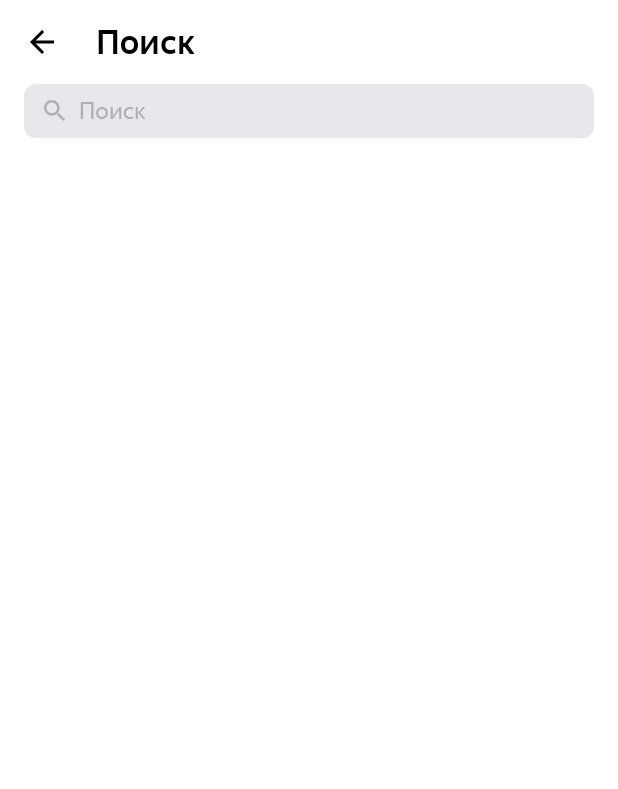
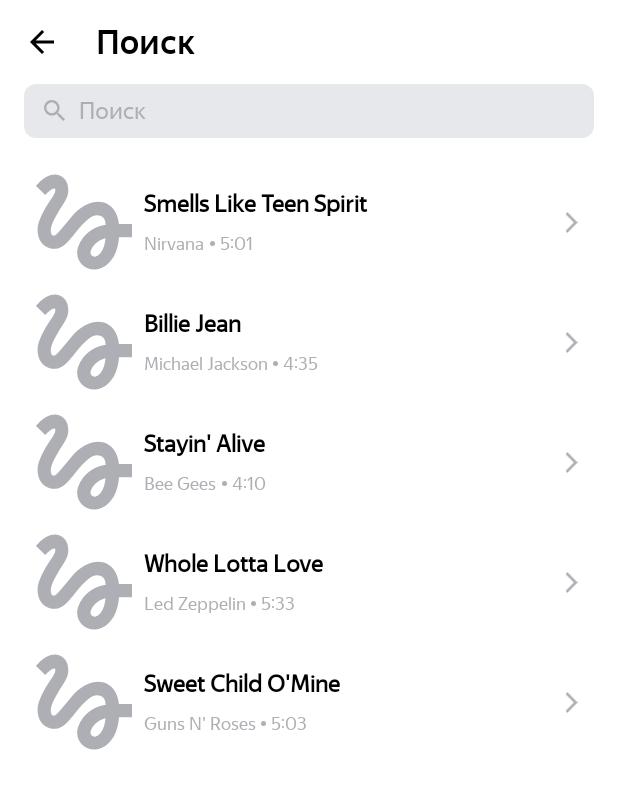
Before and after one commit to EfiR4ik/PlaylistMaker2, an Android app: the SearchActivity screen opened directly, with no data from a screen before it, on a phone screen of 412 x 824 dp. Shown: the top 789 px of the screen. Run offline under Robolectric (Android 15) with nearby library versions, the phone set to English and light mode, and no system bars; pictures from the network do not load.

Commit message:
Added recycler view at search activity (ex11)

```diff
--- a/app/build.gradle.kts
+++ b/app/build.gradle.kts
@@ -36,7 +36,7 @@ android {
 }
 
 dependencies {
-
+    implementation(libs.glide)
     implementation(libs.androidx.core.ktx)
     implementation(libs.androidx.appcompat)
     implementation(libs.material)
--- a/app/src/main/AndroidManifest.xml
+++ b/app/src/main/AndroidManifest.xml
@@ -1,6 +1,8 @@
 <?xml version="1.0" encoding="utf-8"?>
 <manifest xmlns:android="http://schemas.android.com/apk/res/android"
     xmlns:tools="http://schemas.android.com/tools">
+
+    <uses-permission android:name="android.permission.INTERNET" />
 
     <queries>
         <intent>
--- a/app/src/main/java/com/example/playlistmaker/SearchActivity.kt
+++ b/app/src/main/java/com/example/playlistmaker/SearchActivity.kt
@@ -6,6 +6,7 @@ import android.text.TextWatcher
 import android.widget.EditText
 import android.widget.ImageView
 import androidx.appcompat.app.AppCompatActivity
+import androidx.recyclerview.widget.RecyclerView
 
 
 class SearchActivity : AppCompatActivity() {
@@ -40,7 +41,7 @@ class SearchActivity : AppCompatActivity() {
             }
 
             override fun afterTextChanged(s: Editable?) {
-                searchQuery = s.toString() // Сохраняем текст в переменную
+                searchQuery = s.toString()
             }
         }
         searchEditText.addTextChangedListener(searchLineTextWatcher)
@@ -55,6 +56,19 @@ class SearchActivity : AppCompatActivity() {
             searchQuery = savedInstanceState.getString("searchQuery")
             searchEditText.setText(searchQuery)
         }
+
+        val tracks = listOf(
+            Track(1, "Smells Like Teen Spirit", "Nirvana", "5:01", "https://is5-ssl.mzstatic.com/image/thumb/Music115/v4/7b/58/c2/7b58c21a-2b51-2bb2-e59a-9bb9b96ad8c3/00602567924166.rgb.jpg/100x100bb.jpg"),
+            Track(2, "Billie Jean", "Michael Jackson", "4:35", "https://is5-ssl.mzstatic.com/image/thumb/Music125/v4/3d/9d/38/3d9d3811-71f0-3a0e-1ada-3004e56ff852/827969428726.jpg/100x100bb.jpg"),
+            Track(3, "Stayin' Alive", "Bee Gees", "4:10", "https://is4-ssl.mzstatic.com/image/thumb/Music115/v4/1f/80/1f/1f801fc1-8c0f-ea3e-d3e5-387c6619619e/16UMGIM86640.rgb.jpg/100x100bb.jpg"),
+            Track(4, "Whole Lotta Love", "Led Zeppelin", "5:33", "https://is2-ssl.mzstatic.com/image/thumb/Music62/v4/7e/17/e3/7e17e33f-2efa-2a36-e916-7f808576cf6b/mzm.fyigqcbs.jpg/100x100bb.jpg"),
+            Track(5, "Sweet Child O'Mine", "Guns N' Roses", "5:03", "https://is5-ssl.mzstatic.com/image/thumb/Music125/v4/a0/4d/c4/a04dc484-03cc-02aa-fa82-5334fcb4bc16/18UMGIM24878.rgb.jpg/100x100bb.jpg")
+        )
+
+        val recyclerView = findViewById<RecyclerView>(R.id.recyclerView)
+        val tracksAdapter = TracksAdapter(tracks)
+        recyclerView.adapter = tracksAdapter
+
     }
 
     override fun onSaveInstanceState(outState: Bundle) {
@@ -62,7 +76,6 @@ class SearchActivity : AppCompatActivity() {
         outState.putString("searchQuery", searchQuery)
     }
 
-
     override fun onRestoreInstanceState(savedInstanceState: Bundle) {
         super.onRestoreInstanceState(savedInstanceState)
         searchQuery = savedInstanceState.getString("searchQuery")
--- /dev/null
+++ b/app/src/main/java/com/example/playlistmaker/Track.kt
@@ -0,0 +1,9 @@
+package com.example.playlistmaker
+
+data class Track (
+    val trackId: Int,
+    val trackName: String,
+    val artistName: String,
+    val trackTime: String,
+    val artworkUrl100: String
+)
--- /dev/null
+++ b/app/src/main/java/com/example/playlistmaker/TrackViewHolder.kt
@@ -0,0 +1,29 @@
+package com.example.playlistmaker
+import android.view.View
+import android.widget.ImageView
+import android.widget.TextView
+import androidx.recyclerview.widget.RecyclerView
+import com.bumptech.glide.Glide
+import com.bumptech.glide.load.resource.bitmap.RoundedCorners
+
+class TrackViewHolder(itemView: View): RecyclerView.ViewHolder(itemView) {
+
+    private val trackTitle: TextView = itemView.findViewById(R.id.track_name)
+    private val trackArtist: TextView = itemView.findViewById(R.id.track_author)
+    private val trackDuration: TextView = itemView.findViewById(R.id.track_time)
+    private val trackImage: ImageView = itemView.findViewById(R.id.track_cover)
+
+    fun bind(track: Track) {
+        trackTitle.text = track.trackName
+        trackArtist.text = track.artistName
+        trackDuration.text = track.trackTime
+
+        Glide.with(itemView.context)
+            .load(track.artworkUrl100)
+            .placeholder(R.drawable.track_cover_placeholder)
+            .centerCrop()
+            .transform(RoundedCorners(10))
+            .into(trackImage)
+    }
+
+}
--- /dev/null
+++ b/app/src/main/java/com/example/playlistmaker/TracksAdapter.kt
@@ -0,0 +1,21 @@
+package com.example.playlistmaker
+
+import android.view.LayoutInflater
+import android.view.ViewGroup
+import androidx.recyclerview.widget.RecyclerView
+
+class TracksAdapter(private val tracks: List<Track>) : RecyclerView.Adapter<TrackViewHolder> () {
+
+    override fun onCreateViewHolder(parent: ViewGroup, viewType: Int): TrackViewHolder {
+        val view = LayoutInflater.from(parent.context).inflate(R.layout.track_view, parent, false)
+        return TrackViewHolder(view)
+    }
+
+    override fun onBindViewHolder(holder: TrackViewHolder, position: Int) {
+        holder.bind(tracks[position])
+    }
+
+    override fun getItemCount(): Int {
+        return tracks.size
+    }
+}
--- /dev/null
+++ b/app/src/main/res/drawable/circle_separator.xml
@@ -0,0 +1,7 @@
+<?xml version="1.0" encoding="utf-8"?>
+<shape xmlns:android="http://schemas.android.com/apk/res/android"
+    android:shape="oval"
+    android:height="3dp"
+    android:width="3dp">
+    <solid android:color="@color/gray"/>
+</shape>
--- /dev/null
+++ b/app/src/main/res/drawable/track_cover_placeholder.xml
@@ -0,0 +1,5 @@
+<vector xmlns:android="http://schemas.android.com/apk/res/android" android:height="64dp" android:viewportHeight="512" android:viewportWidth="512" android:width="64dp" android:tint="?attr/colorOnSecondaryFixed">
+
+    <path android:fillColor="#1D1D1D" android:fillType="evenOdd" android:pathData="M49.34,112.21c19.74,-20.02 39.48,-38.05 48.21,-34.39c14.1,5.64 0,29.05 -8.45,42.87C82.05,132.53 8.45,230.35 8.45,298.58c0,36.1 13.55,65.97 37.78,84c21.15,15.8 49.06,20.59 74.45,13c30.15,-8.76 54.98,-39.48 86.26,-78.11c34.11,-42.02 79.79,-97 115.03,-97c45.95,0 46.53,28.5 49.61,50.47C265.03,289 219.9,374.43 219.9,422.34c0,47.93 40.61,87.11 90.5,87.11c45.95,0 120.95,-37.47 132.24,-171.97H512V267h-69.63c-4.24,-46.53 -30.75,-118.42 -113.63,-118.42c-63.44,0 -117.84,53.85 -139.29,80.07c-16.35,20.59 -58.07,69.93 -64.56,76.71c-7.05,8.45 -19.16,23.68 -31.28,23.68c-12.69,0 -20.32,-23.4 -10.16,-54.13c9.86,-30.73 39.48,-80.64 52.15,-99.26c22,-32.13 36.67,-54.13 36.67,-92.46c0,-61.18 -46.26,-80.64 -70.79,-80.64c-37.2,0 -69.63,28.19 -76.68,35.24C14.67,47.95 6.19,56.4 0,64L49.34,112.21zM311.26,440.95c-8.73,0 -20.87,-7.32 -20.87,-20.29c0,-16.93 20.59,-62.03 80.92,-77.81C362.85,418.68 331,440.95 311.26,440.95z"/>
+
+</vector>
--- a/app/src/main/res/layout/activity_search.xml
+++ b/app/src/main/res/layout/activity_search.xml
@@ -3,6 +3,7 @@
 <!-- ROOT CONTAINER -->
 <LinearLayout xmlns:android="http://schemas.android.com/apk/res/android"
     xmlns:app="http://schemas.android.com/apk/res-auto"
+    xmlns:tools="http://schemas.android.com/tools"
     style="@style/basicRootContainer"
     android:background="?attr/colorSecondary"
     android:orientation="vertical">
@@ -40,7 +41,7 @@
     </LinearLayout>
 
     <!-- SEARCH LINE -->
-    <LinearLayout
+    <FrameLayout
         android:layout_width="match_parent"
         android:layout_height="wrap_content"
         android:orientation="horizontal"
@@ -49,36 +50,48 @@
         <EditText
             android:id="@+id/search_edit_text"
             style="@style/Widget.AppCompat.EditText"
-            android:layout_width="0dp"
+            android:layout_width="match_parent"
             android:layout_height="36dp"
-            android:layout_weight="1"
-            android:inputType="text"
-            android:hint="@string/search_placeholder"
-            android:lines="1"
-            android:maxLength="25"
+            android:background="@drawable/search_line_background"
             android:backgroundTint="@color/light_gray"
             android:drawableStart="@drawable/icon_search_line"
-            android:textCursorDrawable="@drawable/search_cursor"
             android:drawablePadding="9dp"
             android:drawableTint="?attr/colorTertiary"
-            android:background="@drawable/search_line_background"
+            android:fontFamily="@font/yandex_sans_display_regular"
+            android:hint="@string/search_placeholder"
+            android:inputType="text"
+            android:lines="1"
+            android:maxLength="30"
             android:paddingStart="13dp"
+            android:textColor="?attr/colorPrimaryVariant"
             android:textColorHint="?attr/colorTertiary"
+            android:textCursorDrawable="@drawable/search_cursor"
             android:textSize="@dimen/regular_text_size"
             android:textStyle="normal"
-            android:fontFamily="@font/yandex_sans_display_regular"
-            android:textColor="?attr/colorPrimaryVariant" />
+            tools:ignore="Autofill,DuplicateSpeakableTextCheck,RtlSymmetry,TextContrastCheck,TouchTargetSizeCheck,VisualLintTextFieldSize" />
 
         <!-- CLEAR BUTTON -->
         <ImageView
             android:id="@+id/clear_search_button"
-            android:layout_width="14dp"
-            android:layout_height="14dp"
-            android:layout_gravity="center"
+            style="@style/searchXIcon"
             android:contentDescription="@string/clear_button_description"
             android:src="@drawable/icon_x"
             android:visibility="gone"
-            android:layout_marginStart="8dp"
-            android:clickable="true" />
-    </LinearLayout>
+            android:layout_margin="12dp"
+            android:layout_gravity="end"
+            tools:ignore="RtlSymmetry"/>
+    </FrameLayout>
+
+    <androidx.recyclerview.widget.RecyclerView
+        android:id="@+id/recyclerView"
+        android:layout_width="match_parent"
+        android:layout_height="0dp"
+        android:layout_weight="1"
+        android:paddingStart="16dp"
+        android:paddingEnd="16dp"
+        android:paddingTop="16dp"
+        android:clipToPadding="false"
+        app:layoutManager="androidx.recyclerview.widget.LinearLayoutManager"
+        tools:listitem="@layout/track_view"/>
+
 </LinearLayout>
--- /dev/null
+++ b/app/src/main/res/layout/track_view.xml
@@ -0,0 +1,111 @@
+<?xml version="1.0" encoding="utf-8"?>
+<androidx.constraintlayout.widget.ConstraintLayout xmlns:android="http://schemas.android.com/apk/res/android"
+    xmlns:app="http://schemas.android.com/apk/res-auto"
+    xmlns:tools="http://schemas.android.com/tools"
+    android:id="@+id/trackView"
+    android:layout_width="match_parent"
+    android:layout_height="wrap_content"
+    android:padding="8dp">
+
+    <!-- TRACK COVER -->
+    <ImageView
+        android:id="@+id/track_cover"
+        android:layout_width="@dimen/track_cover_size"
+        android:layout_height="@dimen/track_cover_size"
+        android:contentDescription="@string/track_cover_description"
+        tools:src="@drawable/track_cover_placeholder"
+
+        app:layout_constraintTop_toTopOf="parent"
+        app:layout_constraintStart_toStartOf="parent"
+        app:layout_constraintBottom_toBottomOf="parent"/>
+
+    <!-- TRACK NAME -->
+    <TextView
+        android:id="@+id/track_name"
+        android:layout_width="0dp"
+        android:layout_height="wrap_content"
+        android:layout_marginStart="8dp"
+        android:layout_marginEnd="50dp"
+        tools:text="Smells Like Teen Spirit"
+
+        android:textSize="@dimen/regular_text_size"
+        android:fontFamily="@font/yandex_sans_display_regular"
+        android:textColor="?attr/colorOnSecondary"
+        android:textStyle="bold"
+        android:maxLines="1"
+        android:ellipsize="end"
+
+        app:layout_constraintStart_toEndOf="@id/track_cover"
+        app:layout_constraintTop_toTopOf="@id/track_cover"
+        app:layout_constraintBottom_toTopOf="@id/track_author"
+        app:layout_constraintEnd_toEndOf="parent"/>
+
+    <!-- TRACK AUTHOR -->
+    <TextView
+        android:id="@+id/track_author"
+        android:layout_width="wrap_content"
+        android:layout_height="wrap_content"
+        android:layout_marginStart="8dp"
+        android:layout_marginEnd="8dp"
+        tools:text="Nirvana"
+
+        android:textSize="@dimen/small_text_size"
+        android:fontFamily="@font/yandex_sans_display_regular"
+        android:textColor="?attr/colorOnSecondaryFixed"
+        android:maxLines="1"
+        android:ellipsize="end"
+
+        app:layout_constraintWidth_max="150dp"
+        app:layout_constraintStart_toEndOf="@id/track_cover"
+        app:layout_constraintTop_toBottomOf="@id/track_name"
+        app:layout_constraintBottom_toBottomOf="@id/track_cover"
+        app:layout_constraintEnd_toStartOf="@id/track_separator"/>
+
+    <!-- TRACK AUTHOR AND DURATION DIVIDER -->
+    <ImageView
+        android:id="@+id/track_separator"
+        android:layout_width="3dp"
+        android:layout_height="3dp"
+        android:layout_marginStart="3dp"
+
+        android:contentDescription="@string/see_more"
+        android:src="@drawable/circle_separator"
+        app:tint="?attr/colorOnSecondaryFixed"
+        app:layout_constraintStart_toEndOf="@id/track_author"
+        app:layout_constraintTop_toBottomOf="@id/track_name"
+        app:layout_constraintBottom_toBottomOf="@id/track_cover"
+        />
+
+    <!-- TRACK DURATION -->
+    <TextView
+        android:id="@+id/track_time"
+        android:layout_width="0dp"
+        android:layout_height="wrap_content"
+        android:layout_marginStart="3dp"
+        android:layout_marginEnd="50dp"
+        tools:text="5:01"
+
+        android:textSize="@dimen/small_text_size"
+        android:fontFamily="@font/yandex_sans_display_regular"
+        android:textColor="?attr/colorOnSecondaryFixed"
+        android:maxLines="1"
+
+        app:layout_constraintStart_toEndOf="@id/track_separator"
+        app:layout_constraintTop_toBottomOf="@id/track_name"
+        app:layout_constraintBottom_toBottomOf="@id/track_cover"
+        app:layout_constraintEnd_toEndOf="parent"/>
+
+    <!-- TRACK DETAILS BUTTON -->
+    <ImageView
+        android:id="@+id/track_details"
+        android:layout_width="14dp"
+        android:layout_height="14dp"
+        android:contentDescription="@string/see_more"
+        android:src="@drawable/icon_arrow_forward"
+        app:tint="?attr/colorOnSecondaryFixed"
+        app:layout_constraintTop_toTopOf="@id/track_cover"
+        app:layout_constraintEnd_toEndOf="parent"
+        app:layout_constraintBottom_toBottomOf="@id/track_cover"/>
+
+
+</androidx.constraintlayout.widget.ConstraintLayout>
--- a/app/src/main/res/values-night/themes.xml
+++ b/app/src/main/res/values-night/themes.xml
@@ -1,4 +1,4 @@
-<resources xmlns:tools="http://schemas.android.com/tools">
+<resources>
     <!-- Base application theme. -->
     <style name="Theme.PlaylistMaker" parent="Theme.Material3.DayNight.NoActionBar">
         <item name="colorPrimary">@color/dark_gray</item>
@@ -10,5 +10,6 @@
         <item name="colorSecondaryVariant">@color/white</item>
         <item name="colorOnSecondary">@color/white</item>
         <item name="switchStyle">@style/settingsSwitchDark</item>
+        <item name="colorOnSecondaryFixed">@color/gray</item>
     </style>
 </resources>
--- a/app/src/main/res/values/dimensions.xml
+++ b/app/src/main/res/values/dimensions.xml
@@ -18,7 +18,12 @@
     <dimen name="settings_title_block_height">56dp</dimen>
     <dimen name="settings_back_icon_size">24dp</dimen>
 
+    <!-- SEARCH SCREEN -->
+    <dimen name="track_cover_size">64dp</dimen>
+
+
     <!-- COMMON DIMENSIONS-->
     <dimen name="title_text_size">22sp</dimen>
     <dimen name="regular_text_size">16sp</dimen>
+    <dimen name="small_text_size">12sp</dimen>
 </resources>
--- a/app/src/main/res/values/strings.xml
+++ b/app/src/main/res/values/strings.xml
@@ -28,7 +28,8 @@
     <string name="search_title">Поиск</string>
     <string name="search_placeholder">Поиск</string>
     <string name="clear_button_description">Очистить</string>
-
+    <string name="track_cover_description">Обложка трека</string>
+    <string name="see_more">Подробнее</string>
 
     <!-- COMMON STRINGS -->
     <string name="app_name">PlaylistMaker</string>
--- a/app/src/main/res/values/styles.xml
+++ b/app/src/main/res/values/styles.xml
@@ -62,6 +62,14 @@
         <item name="android:textColor">?attr/colorOnSecondary</item>
     </style>
 
+    <!-- SEARCH SCREEN-->
+    <style name="searchXIcon">
+        <item name="android:layout_width">wrap_content</item>
+        <item name="android:layout_height">wrap_content</item>
+        <item name="android:layout_gravity">center</item>
+        <item name="tint">?attr/colorTertiary</item>
+    </style>
+
     <!-- COMMON STYLES-->
     <style name="titleText">
         <item name="android:fontFamily">@font/yandex_sans_display_medium</item>
--- a/app/src/main/res/values/themes.xml
+++ b/app/src/main/res/values/themes.xml
@@ -1,4 +1,4 @@
-<resources xmlns:tools="http://schemas.android.com/tools">
+<resources>
     <!-- Base application theme. -->
     <style name="Theme.PlaylistMaker" parent="Theme.Material3.DayNight.NoActionBar">
         <item name="colorPrimary">@color/blue</item>
@@ -10,5 +10,6 @@
         <item name="colorSecondaryVariant">@color/gray</item>
         <item name="colorOnSecondary">@color/black</item>
         <item name="switchStyle">@style/settingsSwitchLight</item>
+        <item name="colorOnSecondaryFixed">@color/gray</item>
     </style>
 </resources>
--- a/gradle/libs.versions.toml
+++ b/gradle/libs.versions.toml
@@ -1,5 +1,6 @@
 [versions]
 agp = "8.7.3"
+glide = "4.16.0"
 kotlin = "1.9.24"
 coreKtx = "1.10.1"
 junit = "4.13.2"
@@ -12,6 +13,7 @@ constraintlayout = "2.1.4"
 
 [libraries]
 androidx-core-ktx = { group = "androidx.core", name = "core-ktx", version.ref = "coreKtx" }
+glide = { module = "com.github.bumptech.glide:glide", version.ref = "glide" }
 junit = { group = "junit", name = "junit", version.ref = "junit" }
 androidx-junit = { group = "androidx.test.ext", name = "junit", version.ref = "junitVersion" }
 androidx-espresso-core = { group = "androidx.test.espresso", name = "espresso-core", version.ref = "espressoCore" }
```
Also changed, not shown: app/src/main/java/com/example/playlistmaker/SettingsActivity.kt (+0 -7 lines).
